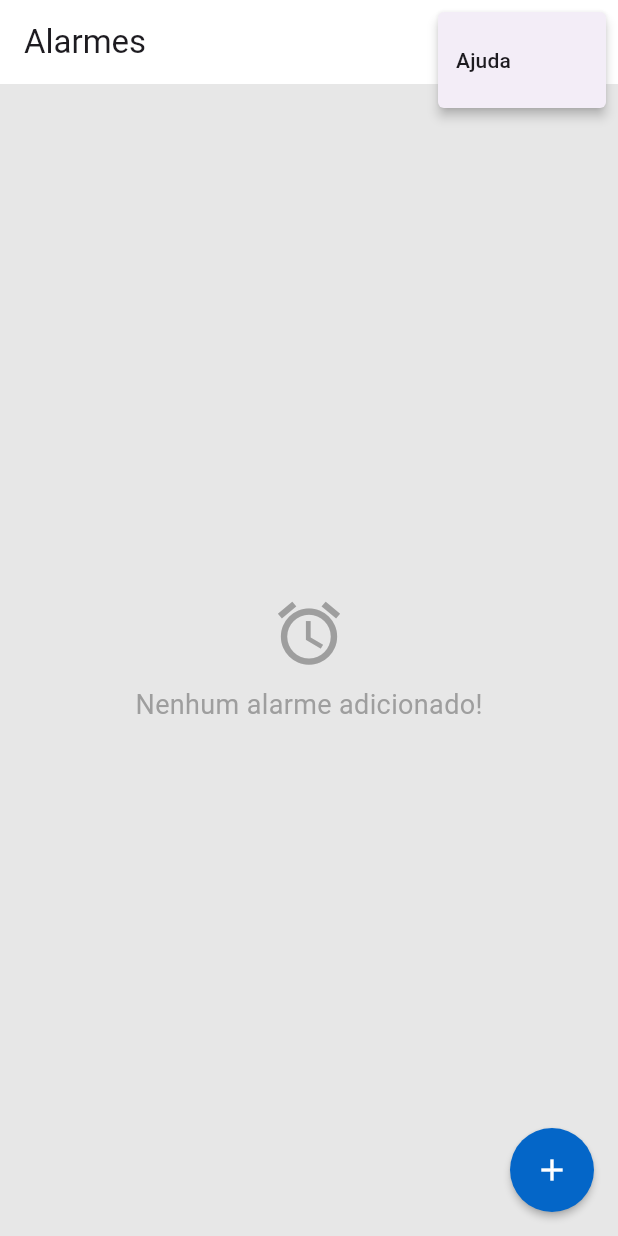
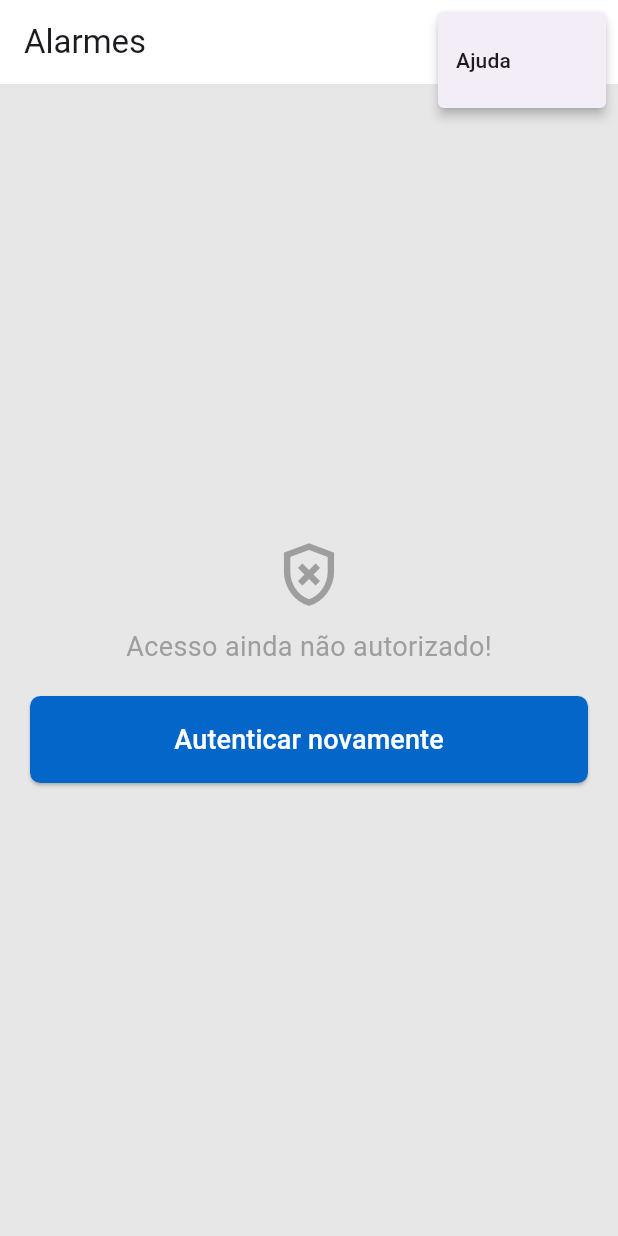
Before and after one commit to Peramoniss/Alarm, a Flutter app: the screen it shows after launch, after a tap on the "more vert" icon, on a phone screen of 412 x 824 dp. Run offline on Flutter 3.47's test engine with Material 3 defaults, Android fonts, the phone set to English and light mode, and no system bars; our stand-ins replace local_auth, sqflite; accounts and stored records are empty.

Commit message:
Release 0.7

```diff
--- a/lib/Views/list_alarm_view.dart
+++ b/lib/Views/list_alarm_view.dart
@@ -49,6 +49,7 @@ class _AlarmViewState extends State<AlarmView> {
   List<BiometricType>? _availableBiometrics;
   String _authorized = 'Sem permissão';
   bool _isAuthenticating = false;
+
   /////////////////////////////////////////////////////////////////////////////////////////
 
   Future<void> loadAlarms() async {
@@ -356,7 +357,9 @@ class _AlarmViewState extends State<AlarmView> {
   @override
   void initState() {
     super.initState();
-    _initializeData();
+    _initializeData().then((_) {
+      _authenticateWithBiometrics();
+    });
     _authenticateWithBiometrics();
     auth.isDeviceSupported().then(
       (bool isSupported) => setState(() => _supportState = isSupported
@@ -365,10 +368,15 @@ class _AlarmViewState extends State<AlarmView> {
     );
   }
 
-  /////////////////////////////////////////////////////////////////////////////////////////
+  ///////////////////////////////////////////////////////////////////////////////////////////
 
   @override
   Widget build(BuildContext context) {
+    /////////////////////////////////////////////////////////////////////////////////////////
+    // AUTHORIZED SCAFFOLD                                                                 //
+    /////////////////////////////////////////////////////////////////////////////////////////
+
+    if (_authorized == 'Autorizado'){
       return Scaffold(
 
         /////////////////////////////////////////////////////////////////////////////////////
@@ -558,4 +566,84 @@ class _AlarmViewState extends State<AlarmView> {
         floatingActionButtonLocation: FloatingActionButtonLocation.endFloat,
       );
     }
+
+
+
+    /////////////////////////////////////////////////////////////////////////////////////////
+    // UNAUTHORIZED SCAFFOLD                                                               //
+    /////////////////////////////////////////////////////////////////////////////////////////
+
+    return Scaffold(
+
+      /////////////////////////////////////////////////////////////////////////////////////
+      // APP BAR                                                                         //
+      /////////////////////////////////////////////////////////////////////////////////////
+
+      appBar: AppBar(
+        title: Text('Alarmes'),
+        actions: [
+          PopupMenuButton<String>(
+            onSelected: (value) {
+              if (value == 'helpButton') {
+                _showHelpInfo(context);
               }
+            },
+            itemBuilder: (BuildContext context) => [
+              const PopupMenuItem<String>(
+                value: 'helpButton',
+                child: Text('Ajuda'),
+              ),
+            ],
+          ),
+        ],
+      ),
+
+
+      /////////////////////////////////////////////////////////////////////////////////////
+      // BODY                                                                            //
+      /////////////////////////////////////////////////////////////////////////////////////
+
+      body: Padding(
+        padding: const EdgeInsets.all(20.0),
+        child: Center(
+          child:
+            Expanded(
+              child: Center(
+                child: Column(
+                  crossAxisAlignment: CrossAxisAlignment.stretch,
+                  mainAxisSize: MainAxisSize.min,
+                  children: [
+                    Icon(Icons.gpp_bad_outlined, size: 50, color: Colors.grey),
+                    SizedBox(height: 10),
+
+                    Center(
+                      child: Text(
+                      "Acesso ainda não autorizado!",
+                      style: TextStyle(fontSize: 18, color: Colors.grey),
+                    )),
+
+                    SizedBox(height: 20),
+
+                    ElevatedButton(
+                      onPressed: () async {
+                        _authenticateWithBiometrics();
+                      },
+
+                      child: Text(
+                        'Autenticar novamente',
+                        style: TextStyle(fontSize: 18, color: Colors.white),
+                      ),
+                    ),
+                  ],
+                ),
+              ),
+
+
+
+            )
+        )
+      )
+
+    );
+  }
+}
```
Lines whose indentation alone changed are shown as unchanged.
